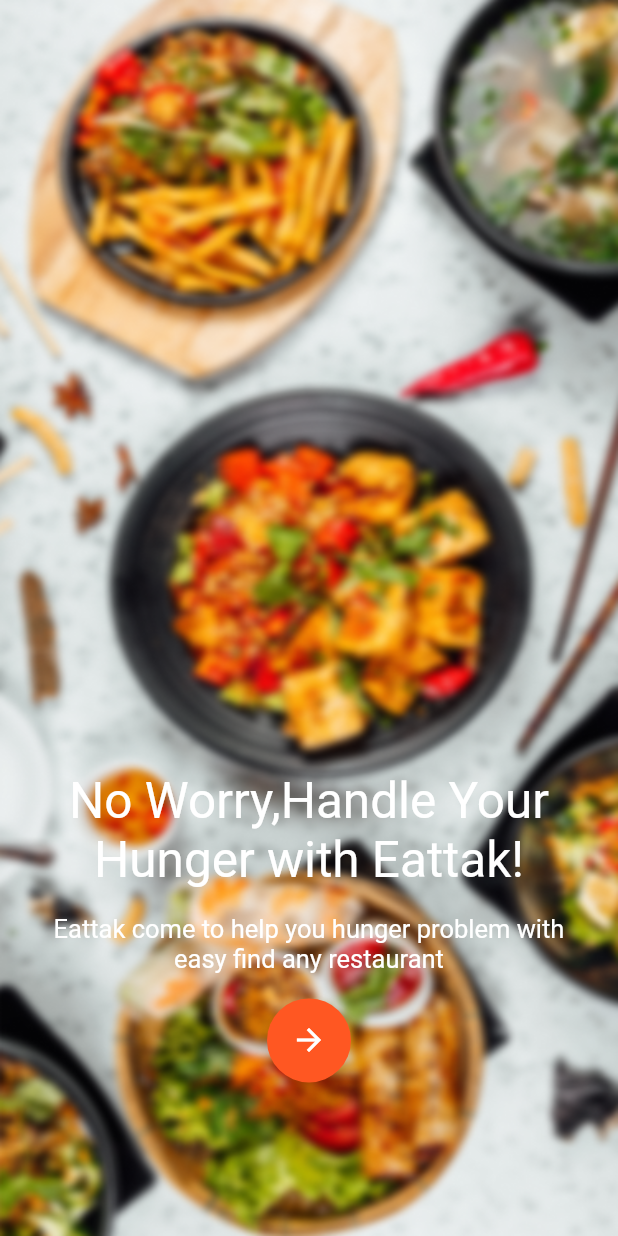
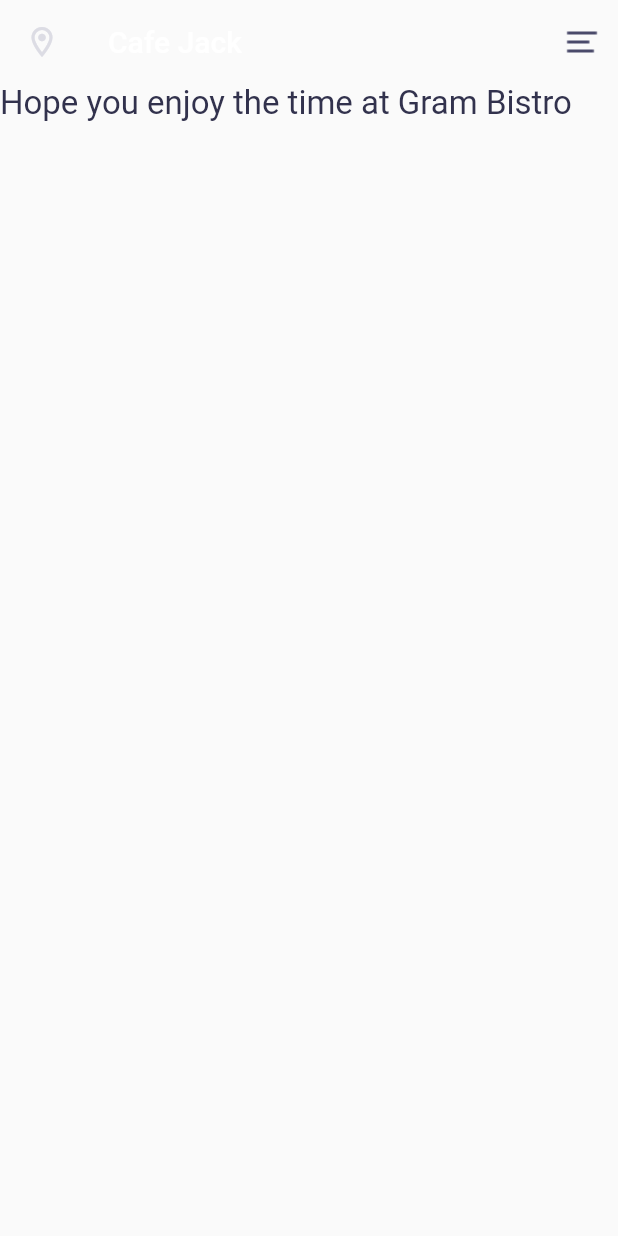
Before and after one commit to Tahsin020/food_app, a Flutter app: the screen it shows after launch, after a tap on the "arrow forward" icon, on a phone screen of 412 x 824 dp. Run offline on Flutter 3.47's test engine with Material 2 defaults, Android fonts, the phone set to English and light mode, and no system bars.

Commit message:
added home view

```diff
--- /dev/null
+++ b/lib/features/home/view/home_view.dart
@@ -0,0 +1,32 @@
+import 'package:flutter/material.dart';
+import 'package:food_app/product/constant/color.dart';
+
+class HomeView extends StatefulWidget {
+  const HomeView({Key? key}) : super(key: key);
+
+  @override
+  _HomeViewState createState() => _HomeViewState();
+}
+
+class _HomeViewState extends State<HomeView> {
+  final String _cafeName='Cafe Jack';
+  @override
+  Widget build(BuildContext context) {
+    return Scaffold(
+      appBar: AppBar(
+        leading: const Icon(Icons.location_on_outlined,color: violetBreeze,),
+        title: Text(_cafeName),
+        actions: [
+          IconButton(onPressed: (){}, icon: Image.asset('asset/images/menu2.png',color: const Color(0xff4a4a6a),),),
+        ],
+      ),
+      body: SingleChildScrollView(
+        child: Column(
+          children: [
+          Text('Hope you enjoy the time at Gram Bistro',style: Theme.of(context).textTheme.headline5,) ,
+          ],
+        ),
+      ),
+    );
+  }
+}
--- a/lib/features/splash/view/splash_view.dart
+++ b/lib/features/splash/view/splash_view.dart
@@ -1,4 +1,5 @@
 import 'package:flutter/material.dart';
+import 'package:food_app/features/home/view/home_view.dart';
 
 class SplashView extends StatefulWidget {
   const SplashView({Key? key}) : super(key: key);
@@ -9,8 +10,10 @@ class SplashView extends StatefulWidget {
 
 class _SplashViewState extends State<SplashView> {
   final String _splashImagePath = 'asset/images/splash.png';
-  final String _title1 = 'No Worry,Handle Your Hunger with Eattak!';
-  final String _title2 = 'Eattak come to help you hunger problem with easy find any restaurant';
+  final String _titleSpanOne = 'No Worry,';
+  final String _titleSpanTwo = 'Handle Your Hunger ';
+  final String _titleSpanThree = 'with Eattak!';
+  final String _title = 'Eattak come to help you hunger problem with easy find any restaurant';
 
   @override
   Widget build(BuildContext context) {
@@ -24,20 +27,37 @@ class _SplashViewState extends State<SplashView> {
         alignment: Alignment.center,
       ),
       Padding(
-        padding: const EdgeInsets.all(20.0),
+        padding: const EdgeInsets.all(24.0),
         child: Column(
           mainAxisAlignment: MainAxisAlignment.end,
           children: [
-            Text(
-              _title1,
-              style: Theme.of(context).textTheme.headline4,
-              textAlign: TextAlign.center,
-            ),
+            RichText(text: TextSpan(children: [
+              TextSpan(
+                  text: _titleSpanOne,
+                  style:Theme.of(context).textTheme.headline4?.copyWith(
+                    fontWeight: FontWeight.bold
+                  )),
+              TextSpan(
+                  text: _titleSpanTwo,
+                  style:Theme.of(context).textTheme.headline4?.copyWith(
+                    fontWeight: FontWeight.w300
+                  )),
+                        TextSpan(
+                  text: _titleSpanThree,
+                  style: Theme.of(context).textTheme.headline4?.copyWith(
+                    fontWeight: FontWeight.bold
+                  )),
+            ])),
+            // Text(
+            //   _title1,
+            //   style: Theme.of(context).textTheme.headline4,
+            //   textAlign: TextAlign.center,
+            // ),
             SizedBox(
               height: MediaQuery.of(context).size.height * 0.02,
             ),
             Text(
-              _title2,
+              _title,
               style: Theme.of(context).textTheme.bodyText1,
               textAlign: TextAlign.center,
             ),
@@ -45,7 +65,10 @@ class _SplashViewState extends State<SplashView> {
               height: MediaQuery.of(context).size.height * 0.02,
             ),
             FloatingActionButton(
-              onPressed: () {},
+              onPressed: () {
+                Navigator.push(context, MaterialPageRoute(builder: (context) => HomeView(),));
+                setState(() {});
+              },
               backgroundColor: Colors.deepOrange,
               child: const Icon(Icons.arrow_forward_outlined),
             ),
--- a/lib/main.dart
+++ b/lib/main.dart
@@ -15,6 +15,7 @@ class MyApp extends StatelessWidget {
       debugShowCheckedModeBanner: false,
       title: 'Flutter Demo',
       theme: ThemeData.light().copyWith(
+        backgroundColor: const Color(0xffEEEEEE),
         appBarTheme: const AppBarTheme(
           elevation: 0,
           color: Colors.transparent,
@@ -23,6 +24,10 @@ class MyApp extends StatelessWidget {
           textTheme: const TextTheme(
           headline4: TextStyle(
             fontSize: 33,
+          ),
+          headline5: TextStyle(
+            fontSize: 22,
+            color: Color(0xff32324d),
           ),
           bodyText1: TextStyle(
             fontSize: 17,
--- /dev/null
+++ b/lib/product/constant/color.dart
@@ -0,0 +1,3 @@
+import 'package:flutter/material.dart';
+
+const Color violetBreeze= Color(0xffdcdce4);
```
Also changed, not shown: asset/images/menu2.png (added).
